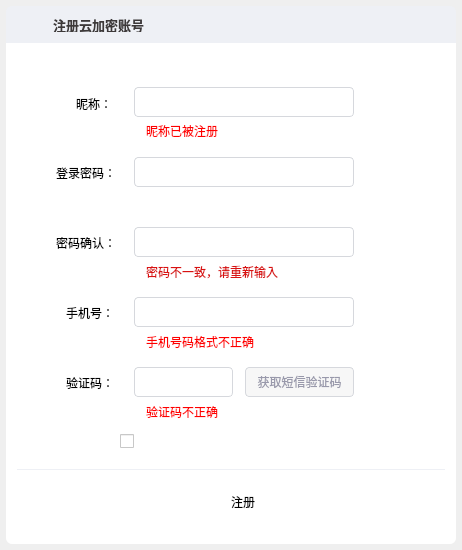
This is registerdialog.ui in HustGw/CLLLLLLLSAFFFFFEWINN as Qt 5 draws it before an edit. The edited form follows.
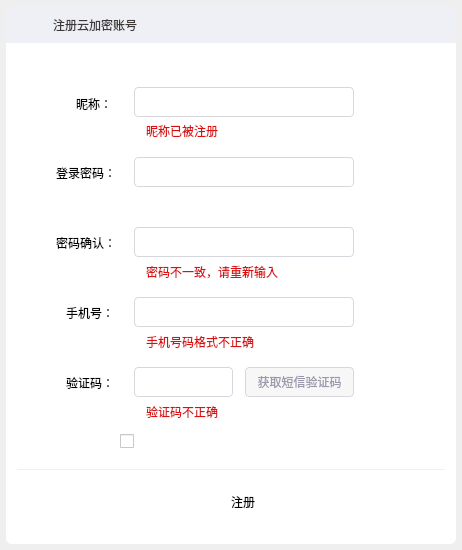
This is the edited form. Icons and pictures are not drawn.

Commit message: 登陆注册界面字体等样式调整

What changed in the file:
```diff
--- a/registerdialog.ui
+++ b/registerdialog.ui
@@ -266,7 +266,7 @@
      </rect>
     </property>
     <property name="styleSheet">
-     <string notr="true">color:red;
+     <string notr="true">color:#D91111;
 </string>
     </property>
     <property name="text">
@@ -299,7 +299,8 @@
      </rect>
     </property>
     <property name="styleSheet">
-     <string notr="true">color:red;</string>
+     <string notr="true">color:#D91111;
+</string>
     </property>
     <property name="text">
      <string>手机号码格式不正确</string>
@@ -315,7 +316,7 @@
      </rect>
     </property>
     <property name="styleSheet">
-     <string notr="true">color:red;
+     <string notr="true">color:#D91111;
 </string>
     </property>
     <property name="text">
@@ -399,9 +400,7 @@
      </rect>
     </property>
     <property name="styleSheet">
-     <string notr="true">font-size:13px;
-font-weight:bold;
-color:rgb(61,57,57);</string>
+     <string notr="true">color:rgb(61,57,57);</string>
     </property>
     <property name="text">
      <string>注册云加密账号</string>
```
The commit also changes 5 other files.
